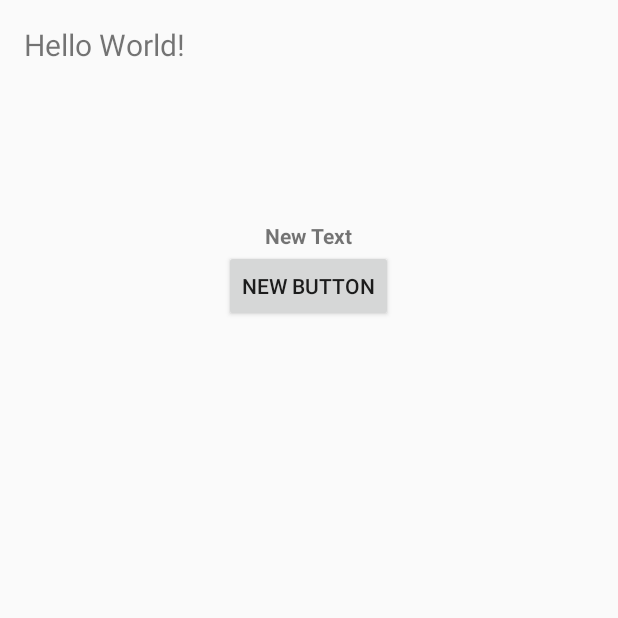
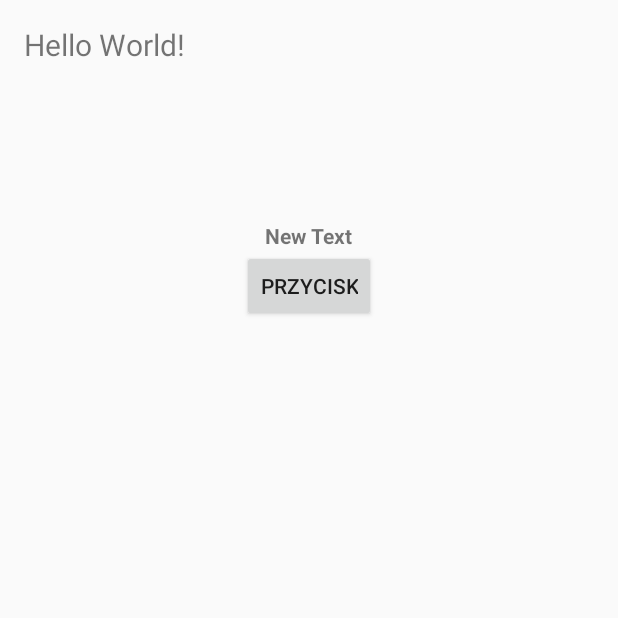
Before and after one commit to aaaleksandra1303/AndroidWebinar2, an Android app: the screen it shows after launch (MainActivity), on a phone screen of 412 x 824 dp, the top half of it. Run offline under Robolectric (Android 15) with nearby library versions, the phone set to English and light mode, and no system bars; our stand-ins replace ButterKnife.

Commit message:
create textView,button and butterknife initialization

```diff
--- a/app/src/main/java/webinar2/powtorka/webinar/akademiakodu/pl/powtorka2web/MainActivity.java
+++ b/app/src/main/java/webinar2/powtorka/webinar/akademiakodu/pl/powtorka2web/MainActivity.java
@@ -3,19 +3,29 @@ package webinar2.powtorka.webinar.akademiakodu.pl.powtorka2web;
 import android.app.Activity;
 
 import android.os.Bundle;
+import android.widget.Button;
 import android.widget.TextView;
+
+import butterknife.BindView;
+import butterknife.ButterKnife;
 
 public class MainActivity extends Activity {
 
 
+    @BindView(R.id.textView2)
+   public TextView text;
 
-    private TextView text;
+    @BindView(R.id.button)
+    public Button button;
+
+
 
 
     @Override
     protected void onCreate(Bundle savedInstanceState) {
         super.onCreate(savedInstanceState);
         setContentView(R.layout.activity_main);
+        ButterKnife.bind(this);
 
         //text = (TextView)findViewById(R.id.textView2);
 
--- a/app/src/main/res/layout/activity_main.xml
+++ b/app/src/main/res/layout/activity_main.xml
@@ -32,7 +32,7 @@
     <Button
         android:layout_width="wrap_content"
         android:layout_height="wrap_content"
-        android:text="New Button"
+        android:text="Przycisk"
         android:id="@+id/button"
         android:layout_below="@+id/textView"
         android:layout_centerHorizontal="true" />
```
